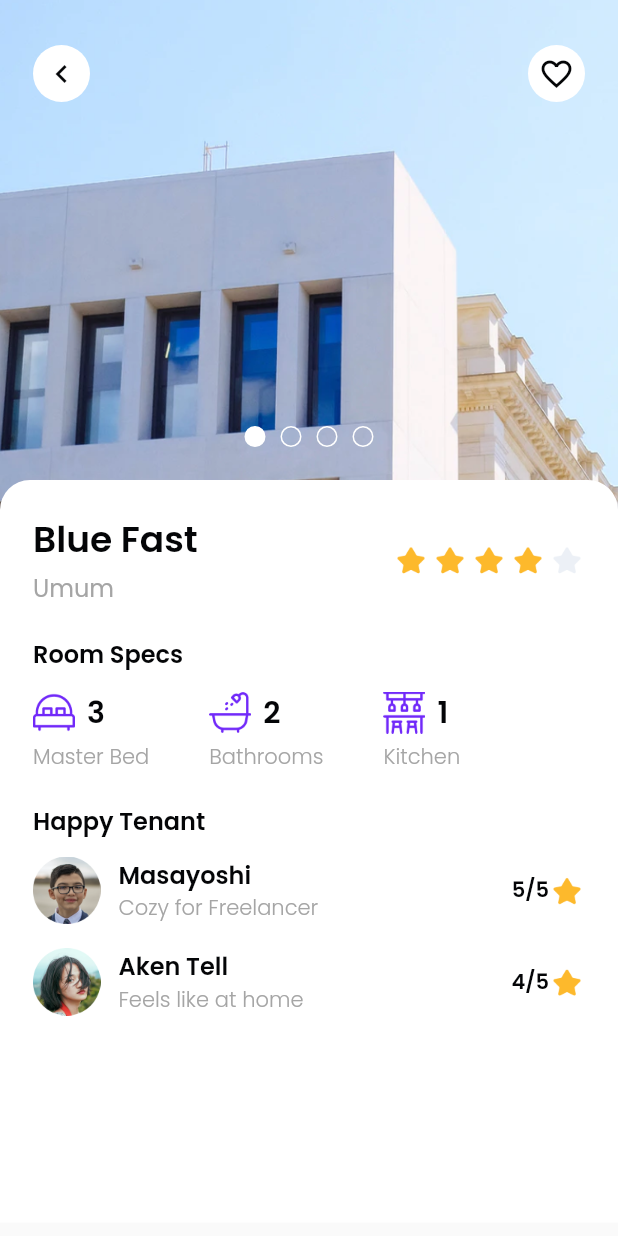
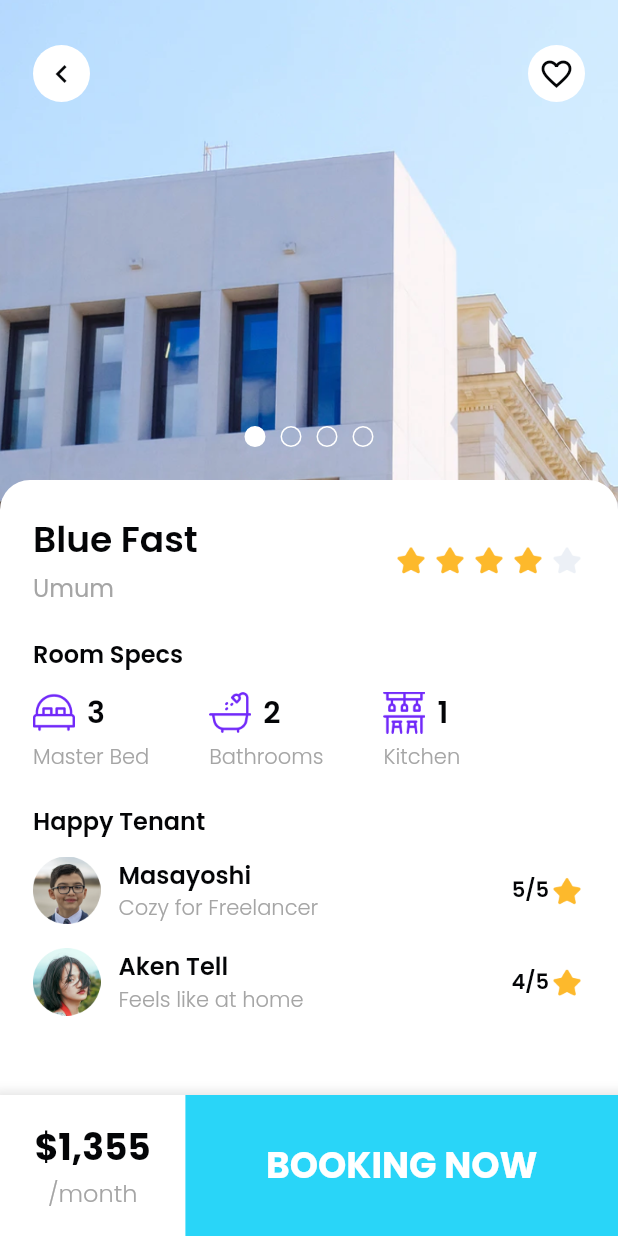
Before and after one commit to Syahro/golekos, a Flutter app: the DetailPage screen opened directly, on a phone screen of 412 x 824 dp. Run offline on Flutter 3.47's test engine with Material 2 defaults, Android fonts, the phone set to English and light mode, and no system bars; our stand-ins replace google_fonts.

Commit message:
done Modified detail page

```diff
--- a/lib/pages/detail_page.dart
+++ b/lib/pages/detail_page.dart
@@ -1,4 +1,5 @@
 import 'package:flutter/material.dart';
+import 'package:golekos/pages/floating_detail.dart';
 import 'package:golekos/pages/happy_tenant.dart';
 import 'package:golekos/pages/room_space.dart';
 import 'package:golekos/theme.dart';
@@ -7,6 +8,8 @@ class DetailPage extends StatelessWidget {
   @override
   Widget build(BuildContext context) {
     return Scaffold(
+      floatingActionButton: FloatingDetail(),
+      floatingActionButtonLocation: FloatingActionButtonLocation.centerDocked,
       body: SafeArea(
         child: Stack(
           children: [
--- /dev/null
+++ b/lib/pages/floating_detail.dart
@@ -0,0 +1,67 @@
+import 'package:flutter/material.dart';
+import 'package:golekos/theme.dart';
+
+class FloatingDetail extends StatelessWidget {
+  @override
+  Widget build(BuildContext context) {
+    return Container(
+        width: double.infinity,
+        height: 94,
+        decoration: BoxDecoration(
+          color: whiteColor,
+          boxShadow: [
+            BoxShadow(
+              color: Colors.black.withOpacity(0.1),
+              spreadRadius: 7,
+              blurRadius: 5,
+              offset: Offset(2, 4),
+            ),
+          ],
+        ),
+        child: Row(
+          children: [
+            Expanded(
+              flex: 3,
+              child: Container(
+                color: whiteColor,
+                child: Column(
+                  mainAxisAlignment: MainAxisAlignment.center,
+                  children: [
+                    Text(
+                      '\$1,355',
+                      style: titleTextStyle.copyWith(
+                        fontSize: 24,
+                        fontWeight: FontWeight.w700,
+                      ),
+                    ),
+                    Text(
+                      '/month',
+                      style: subTitleTextStyle.copyWith(
+                        fontSize: 16,
+                        fontWeight: FontWeight.w300,
+                      ),
+                    )
+                  ],
+                ),
+              ),
+            ),
+            Expanded(
+              flex: 7,
+              child: Container(
+                color: blueColor,
+                child: Center(
+                  child: Text(
+                    'BOOKING NOW',
+                    style: titleTextStyle.copyWith(
+                      fontSize: 24,
+                      fontWeight: FontWeight.w700,
+                      color: whiteColor,
+                    ),
+                  ),
+                ),
+              ),
+            ),
+          ],
+        ));
+  }
+}
```
